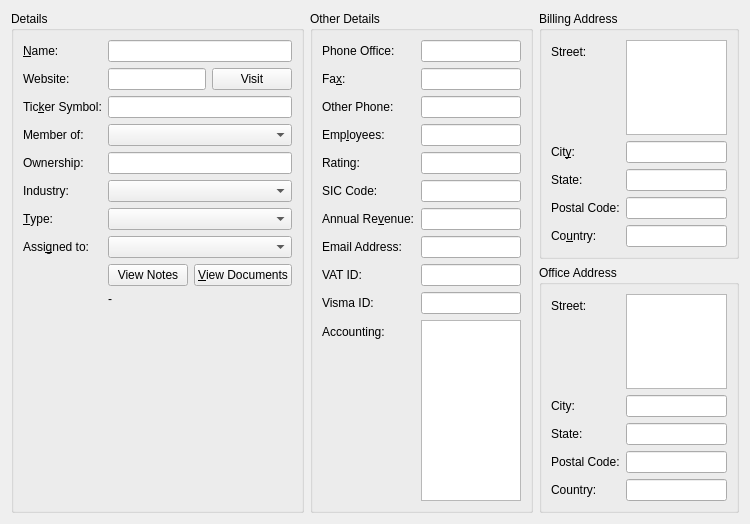
Qt form client/src/details/accountdetails.ui (KDAB/FatCRM) before a commit.
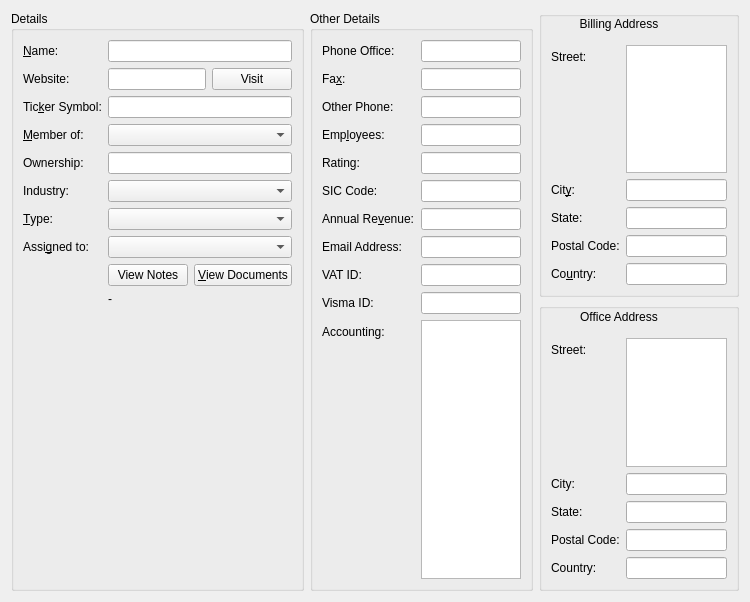
The same form after that commit. Icons and pictures are not drawn. Custom widgets are drawn as their Qt base class.

Commit message:
Added a button that allows to copy full address
Created a function to copy the full address from a group of fields

Fixes: FATCRM-183

```diff
--- a/client/src/details/accountdetails.ui
+++ b/client/src/details/accountdetails.ui
@@ -7,7 +7,7 @@
     <x>0</x>
     <y>0</y>
     <width>750</width>
-    <height>524</height>
+    <height>602</height>
    </rect>
   </property>
   <property name="windowTitle">
@@ -76,7 +76,7 @@
       <item row="3" column="0">
        <widget class="QLabel" name="label_4">
         <property name="text">
-         <string>Member of:</string>
+         <string>&amp;Member of:</string>
         </property>
         <property name="buddy">
          <cstring>parent_id</cstring>
@@ -324,10 +324,13 @@
    <item row="0" column="2">
     <widget class="QGroupBox" name="groupBox_3">
      <property name="title">
-      <string>Billing Address</string>
+      <string/>
      </property>
      <layout class="QFormLayout" name="formLayout_3">
-      <item row="0" column="0">
+      <property name="topMargin">
+       <number>0</number>
+      </property>
+      <item row="1" column="0">
        <widget class="QLabel" name="label_18">
         <property name="text">
          <string>Street:</string>
@@ -337,10 +340,10 @@
         </property>
        </widget>
       </item>
-      <item row="0" column="1">
+      <item row="1" column="1">
        <widget class="BetterPlainTextEdit" name="billing_address_street"/>
       </item>
-      <item row="1" column="0">
+      <item row="2" column="0">
        <widget class="QLabel" name="label_19">
         <property name="text">
          <string>Cit&amp;y:</string>
@@ -350,10 +353,10 @@
         </property>
        </widget>
       </item>
-      <item row="1" column="1">
+      <item row="2" column="1">
        <widget class="QLineEdit" name="billing_address_city"/>
       </item>
-      <item row="2" column="0">
+      <item row="3" column="0">
        <widget class="QLabel" name="label_20">
         <property name="text">
          <string>State:</string>
@@ -363,10 +366,10 @@
         </property>
        </widget>
       </item>
-      <item row="2" column="1">
+      <item row="3" column="1">
        <widget class="QLineEdit" name="billing_address_state"/>
       </item>
-      <item row="3" column="0">
+      <item row="4" column="0">
        <widget class="QLabel" name="label_21">
         <property name="text">
          <string>Postal Code:</string>
@@ -376,10 +379,10 @@
         </property>
        </widget>
       </item>
-      <item row="3" column="1">
+      <item row="4" column="1">
        <widget class="QLineEdit" name="billing_address_postalcode"/>
       </item>
-      <item row="4" column="0">
+      <item row="5" column="0">
        <widget class="QLabel" name="label_22">
         <property name="text">
          <string>Co&amp;untry:</string>
@@ -389,19 +392,62 @@
         </property>
        </widget>
       </item>
-      <item row="4" column="1">
+      <item row="5" column="1">
        <widget class="QLineEdit" name="billing_address_country"/>
       </item>
+      <item row="0" column="0" colspan="2">
+       <layout class="QHBoxLayout" name="horizontalLayout_4">
+        <property name="spacing">
+         <number>0</number>
+        </property>
+        <item>
+         <widget class="QLabel" name="label_31">
+          <property name="text">
+           <string>Billing Address</string>
+          </property>
+          <property name="alignment">
+           <set>Qt::AlignHCenter|Qt::AlignTop</set>
+          </property>
+          <property name="margin">
+           <number>3</number>
+          </property>
+         </widget>
+        </item>
+        <item>
+         <widget class="QPushButton" name="copyBillingAddressButton">
+          <property name="sizePolicy">
+           <sizepolicy hsizetype="Fixed" vsizetype="Fixed">
+            <horstretch>0</horstretch>
+            <verstretch>0</verstretch>
+           </sizepolicy>
+          </property>
+          <property name="text">
+           <string/>
+          </property>
+          <property name="icon">
+           <iconset theme="edit-copy">
+            <normaloff>.</normaloff>.</iconset>
+          </property>
+          <property name="flat">
+           <bool>true</bool>
+          </property>
+         </widget>
+        </item>
+       </layout>
+      </item>
      </layout>
     </widget>
    </item>
    <item row="1" column="2">
     <widget class="QGroupBox" name="groupBox_4">
      <property name="title">
-      <string>Office Address</string>
+      <string/>
      </property>
      <layout class="QFormLayout" name="formLayout_4">
-      <item row="0" column="0">
+      <property name="topMargin">
+       <number>1</number>
+      </property>
+      <item row="1" column="0">
        <widget class="QLabel" name="label_23">
         <property name="text">
          <string>Street:</string>
@@ -411,10 +457,10 @@
         </property>
        </widget>
       </item>
-      <item row="0" column="1">
+      <item row="1" column="1">
        <widget class="BetterPlainTextEdit" name="shipping_address_street"/>
       </item>
-      <item row="1" column="0">
+      <item row="2" column="0">
        <widget class="QLabel" name="label_24">
         <property name="text">
          <string>City:</string>
@@ -424,10 +470,10 @@
         </property>
        </widget>
       </item>
-      <item row="1" column="1">
+      <item row="2" column="1">
        <widget class="QLineEdit" name="shipping_address_city"/>
       </item>
-      <item row="2" column="0">
+      <item row="3" column="0">
        <widget class="QLabel" name="label_25">
         <property name="text">
          <string>State:</string>
@@ -437,10 +483,10 @@
         </property>
        </widget>
       </item>
-      <item row="2" column="1">
+      <item row="3" column="1">
        <widget class="QLineEdit" name="shipping_address_state"/>
       </item>
-      <item row="3" column="0">
+      <item row="4" column="0">
        <widget class="QLabel" name="label_26">
         <property name="text">
          <string>Postal Code:</string>
@@ -450,10 +496,10 @@
         </property>
        </widget>
       </item>
-      <item row="3" column="1">
+      <item row="4" column="1">
        <widget class="QLineEdit" name="shipping_address_postalcode"/>
       </item>
-      <item row="4" column="0">
+      <item row="5" column="0">
        <widget class="QLabel" name="label_27">
         <property name="text">
          <string>Country:</string>
@@ -463,9 +509,52 @@
         </property>
        </widget>
       </item>
-      <item row="4" column="1">
+      <item row="5" column="1">
        <widget class="QLineEdit" name="shipping_address_country"/>
       </item>
+      <item row="0" column="0" colspan="2">
+       <layout class="QHBoxLayout" name="horizontalLayout_3">
+        <property name="spacing">
+         <number>0</number>
+        </property>
+        <property name="sizeConstraint">
+         <enum>QLayout::SetMaximumSize</enum>
+        </property>
+        <item>
+         <widget class="QLabel" name="label_8">
+          <property name="text">
+           <string>Office Address</string>
+          </property>
+          <property name="alignment">
+           <set>Qt::AlignHCenter|Qt::AlignTop</set>
+          </property>
+          <property name="margin">
+           <number>3</number>
+          </property>
+         </widget>
+        </item>
+        <item>
+         <widget class="QPushButton" name="copyOfficeAddressButton">
+          <property name="sizePolicy">
+           <sizepolicy hsizetype="Fixed" vsizetype="Fixed">
+            <horstretch>0</horstretch>
+            <verstretch>0</verstretch>
+           </sizepolicy>
+          </property>
+          <property name="text">
+           <string/>
+          </property>
+          <property name="icon">
+           <iconset theme="edit-copy">
+            <normaloff>.</normaloff>.</iconset>
+          </property>
+          <property name="flat">
+           <bool>true</bool>
+          </property>
+         </widget>
+        </item>
+       </layout>
+      </item>
      </layout>
     </widget>
    </item>
```
Left out of the diff: 7 changed lines with no effect on the pictures. The commit also changes 7 other files.
